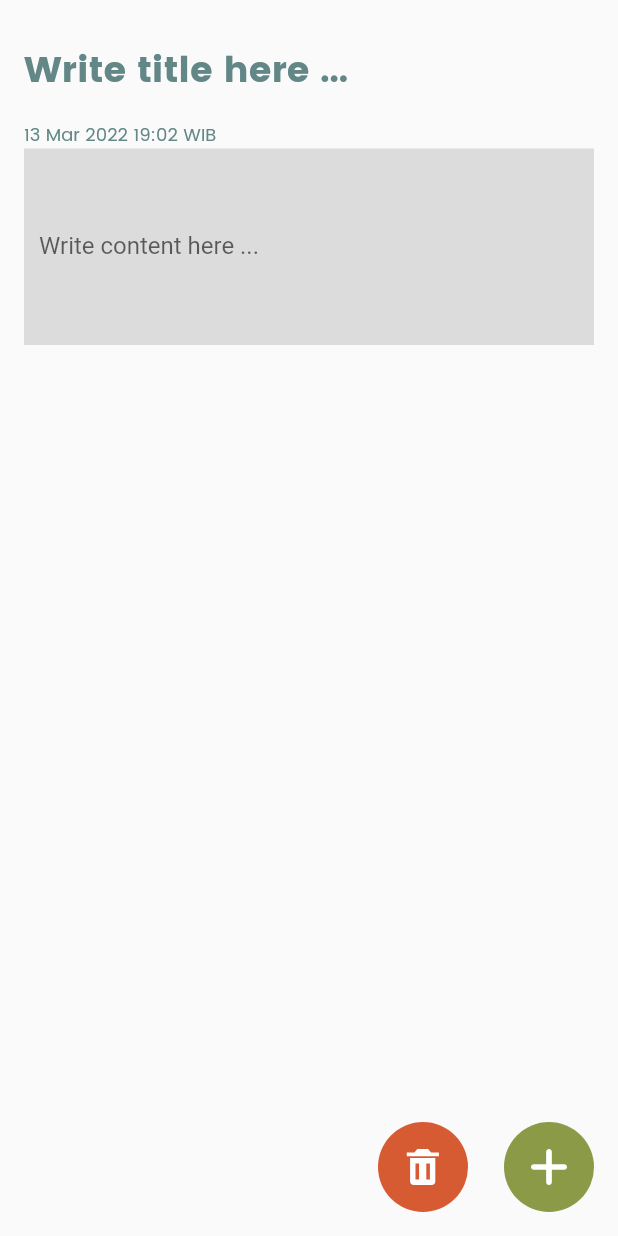
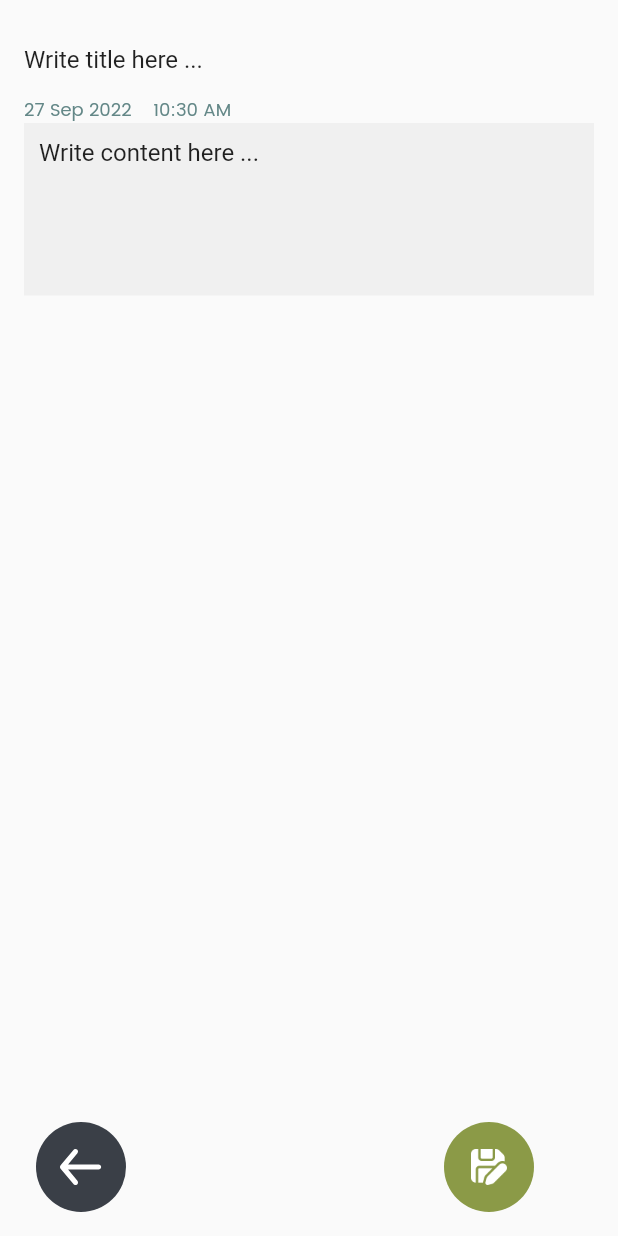
Before and after one commit to Sakeshioyaki/note_app, a Flutter app: the EditNotePage screen opened directly, on a phone screen of 412 x 824 dp. Run offline on Flutter 3.47's test engine with Material 2 defaults, Android fonts, the phone set to English and light mode, and no system bars; our stand-ins replace flutter_svg, sqflite, synchronized; missing offline and left inert: cv; accounts and stored records are empty.

Commit message:
update datetime

```diff
--- a/lib/page/edit_page.dart
+++ b/lib/page/edit_page.dart
@@ -1,10 +1,12 @@
 import 'package:flutter/material.dart';
 import 'package:flutter_svg/svg.dart';
+import 'package:intl/intl.dart';
 import 'package:note_app/common/app_colors.dart';
 import 'package:note_app/common/app_dimens.dart';
 import 'package:note_app/common/app_text_styles.dart';
 import 'package:note_app/main.dart';
 import 'package:note_app/model/model.dart';
+import 'package:note_app/provider/edit_page_sate.dart';
 
 class EditNotePage extends StatefulWidget {
   /// null when adding a note
@@ -18,6 +20,8 @@ class EditNotePage extends StatefulWidget {
 
 class _EditNotePageState extends State<EditNotePage> {
   final _formKey = GlobalKey<FormState>();
+  EditPageState editPageState = EditPageState();
+
   TextEditingController? _titleTextController;
   TextEditingController? _contentTextController;
 
@@ -25,10 +29,10 @@ class _EditNotePageState extends State<EditNotePage> {
   @override
   void initState() {
     super.initState();
-    _titleTextController =
-        TextEditingController(text: widget.initialNote?.title.v);
-    _contentTextController =
-        TextEditingController(text: widget.initialNote?.content.v);
+    _titleTextController = TextEditingController(
+        text: widget.initialNote?.title.v ?? 'Write title here ...');
+    _contentTextController = TextEditingController(
+        text: widget.initialNote?.content.v ?? 'Write content here ...');
   }
 
   Future save() async {
@@ -51,19 +55,80 @@ class _EditNotePageState extends State<EditNotePage> {
 
   @override
   Widget build(BuildContext context) {
-    return WillPopScope(
-      onWillPop: () async {
+    return StreamBuilder(
+        stream: editPageState.needAcceptStream,
+        builder: (cont, snapshot) {
+          return Scaffold(
+            body: Padding(
+              padding: const EdgeInsets.all(16.0),
+              child: ListView(children: <Widget>[
+                Form(
+                    key: _formKey,
+                    child: Column(
+                        crossAxisAlignment: CrossAxisAlignment.start,
+                        mainAxisAlignment: MainAxisAlignment.start,
+                        children: <Widget>[
+                          TextFormField(
+                            decoration: InputDecoration(
+                              border: InputBorder.none,
+                            ),
+                            controller: _titleTextController,
+                            validator: (val) => val!.isNotEmpty
+                                ? null
+                                : 'Title must not be empty',
+                          ),
+                          Text(
+                            DateFormat('dd MMM y    h:mm a')
+                                .format(DateTime.now()),
+                            style: AppTextStyle.textLightPlaceholderS12,
+                          ),
+                          TextFormField(
+                            // textAlignVertical: TextAlignVertical.top,
+                            textAlign: TextAlign.start,
+                            decoration: const InputDecoration(
+                              contentPadding: EdgeInsets.all(10.0),
+                              border: InputBorder.none,
+                              filled: true,
+                              // fillColor: Colors.black12,
+                            ),
+                            controller: _contentTextController,
+                            validator: (val) => val!.isNotEmpty
+                                ? null
+                                : 'Description must not be empty',
+                            keyboardType: TextInputType.multiline,
+                            maxLines: 5,
+                          )
+                        ]))
+              ]),
+            ),
+            floatingActionButton: Padding(
+              padding: const EdgeInsets.symmetric(horizontal: 40),
+              child: Row(
+                mainAxisAlignment: MainAxisAlignment.spaceBetween,
+                children: [
+                  Container(
+                    height: AppDimens.buttonHeight,
+                    width: AppDimens.buttonHeight,
+                    decoration: BoxDecoration(
+                        color: AppColors.darkPrimary,
+                        borderRadius:
+                            BorderRadius.circular(AppDimens.buttonHeight / 2)),
+                    child: IconButton(
+                      onPressed: () async {
                         var dirty = false;
-        if (_titleTextController!.text != widget.initialNote?.title.v) {
+                        if (_titleTextController!.text !=
+                            widget.initialNote?.title.v) {
                           dirty = true;
                         } else if (_contentTextController!.text !=
                             widget.initialNote?.content.v) {
                           dirty = true;
                         }
                         if (dirty) {
-          return await (showDialog<bool>(
+                          print('dity ${dirty}');
+                          showDialog<bool>(
                               context: context,
-                  barrierDismissible: false, // user must tap button!
+                              barrierDismissible:
+                                  false, // user must tap button!
                               builder: (BuildContext context) {
                                 return AlertDialog(
                                   title: const Text('Discard change?'),
@@ -74,7 +139,8 @@ class _EditNotePageState extends State<EditNotePage> {
                                         SizedBox(
                                           height: 12,
                                         ),
-                            Text('Tap \'CONTINUE\' to discard your changes.'),
+                                        Text(
+                                            'Tap \'CONTINUE\' to discard your changes.'),
                                       ],
                                     ),
                                   ),
@@ -93,79 +159,12 @@ class _EditNotePageState extends State<EditNotePage> {
                                     ),
                                   ],
                                 );
-                  })) ??
-              false;
+                              });
                         }
-        return true;
                       },
-      child: Scaffold(
-        body: Padding(
-          padding: const EdgeInsets.all(16.0),
-          child: ListView(children: <Widget>[
-            Form(
-                key: _formKey,
-                child: Column(
-                    crossAxisAlignment: CrossAxisAlignment.start,
-                    mainAxisAlignment: MainAxisAlignment.start,
-                    children: <Widget>[
-                      TextFormField(
-                        decoration: InputDecoration(
-                          labelText: 'Write title here ...',
-                          labelStyle: AppTextStyle.textLightPlaceholderS24,
-                          border: InputBorder.none,
-                        ),
-                        controller: _titleTextController,
-                        validator: (val) =>
-                            val!.isNotEmpty ? null : 'Title must not be empty',
-                      ),
-                      Text(
-                        '13 Mar 2022 19:02 WIB',
-                        style: AppTextStyle.textLightPlaceholderS12,
-                      ),
-                      TextFormField(
-                        // textAlignVertical: TextAlignVertical.top,
-                        textAlign: TextAlign.start,
-                        decoration: const InputDecoration(
-                          contentPadding: EdgeInsets.all(10.0),
-                          labelText: 'Write content here ...',
-                          border: InputBorder.none,
-                          filled: true,
-                          fillColor: Colors.black12,
-                        ),
-                        controller: _contentTextController,
-                        validator: (val) => val!.isNotEmpty
-                            ? null
-                            : 'Description must not be empty',
-                        keyboardType: TextInputType.multiline,
-                        maxLines: 5,
-                      )
-                    ]))
-          ]),
-        ),
-        floatingActionButton: Row(
-          mainAxisAlignment: MainAxisAlignment.end,
-          children: [
-            Row(
-              mainAxisAlignment: MainAxisAlignment.end,
-              crossAxisAlignment: CrossAxisAlignment.end,
-              children: [
-                Container(
-                  height: AppDimens.buttonHeight,
-                  width: AppDimens.buttonHeight,
-                  decoration: BoxDecoration(
-                      color: AppColors.redAccent,
-                      borderRadius:
-                          BorderRadius.circular(AppDimens.buttonHeight / 2)),
-                  child: IconButton(
-                    onPressed: () {
-                      listPageState.setDeleting();
-                    },
-                    icon: SvgPicture.asset('assets/icons/ic_trash.svg',
+                      icon: SvgPicture.asset('assets/icons/ic_back.svg',
                           color: Colors.white),
                     ),
-                ),
-                const SizedBox(
-                  width: 24,
                   ),
                   Container(
                     height: AppDimens.buttonHeight,
@@ -176,22 +175,16 @@ class _EditNotePageState extends State<EditNotePage> {
                             BorderRadius.circular(AppDimens.buttonHeight / 2)),
                     child: IconButton(
                       onPressed: () {
-                      Navigator.of(context)
-                          .push(MaterialPageRoute(builder: (context) {
-                        return const EditNotePage(
-                          initialNote: null,
-                        );
-                      }));
+                        save();
                       },
-                    icon: SvgPicture.asset('assets/icons/ic_add.svg',
-                        color: Colors.white),
+                      icon: Image.asset('assets/icons/ic_save.png',
+                          width: 24, color: Colors.white),
                     ),
-                ),
-              ],
                   ),
                 ],
               ),
             ),
           );
+        });
   }
 }
--- a/lib/page/note_page.dart
+++ b/lib/page/note_page.dart
@@ -163,9 +163,9 @@ class _NotePageState extends State<NotePage> {
                       onPressed: () {
                         edit();
                       },
-                      icon: SvgPicture.asset('assets/icons/ic_edit.svg',
-                          color: Colors.white,
-                          semanticsLabel: 'A red up arrow'),
+                      icon: SvgPicture.asset(
+                        'assets/icons/ic_edit.svg',
+                      ),
                     ),
                   ),
                 ],
--- /dev/null
+++ b/lib/provider/edit_page_sate.dart
@@ -0,0 +1,18 @@
+import 'dart:async';
+
+class EditPageState {
+  bool needAccept = false;
+  StreamController needAcceptController = StreamController<bool>.broadcast();
+  Stream get needAcceptStream => needAcceptController.stream;
+
+  List<int> listIdDeleting = [];
+  StreamController listIdDeletingController =
+      StreamController<List<int>>.broadcast();
+  Stream get listIdDeletingStream => listIdDeletingController.stream;
+
+  void setDeleting() {
+    needAccept = needAccept ? false : true;
+    print(needAccept);
+    needAcceptController.sink.add(needAccept);
+  }
+}
--- a/pubspec.yaml
+++ b/pubspec.yaml
@@ -34,6 +34,7 @@ dependencies:
   cv: ^0.2.8+1
   synchronized: ^3.0.0+3
   flutter_svg: ^1.1.5
+  intl: ^0.17.0
 
 dev_dependencies:
   flutter_test:
```
Also changed, not shown: 2 other files. Lines whose indentation alone changed are shown as unchanged.
